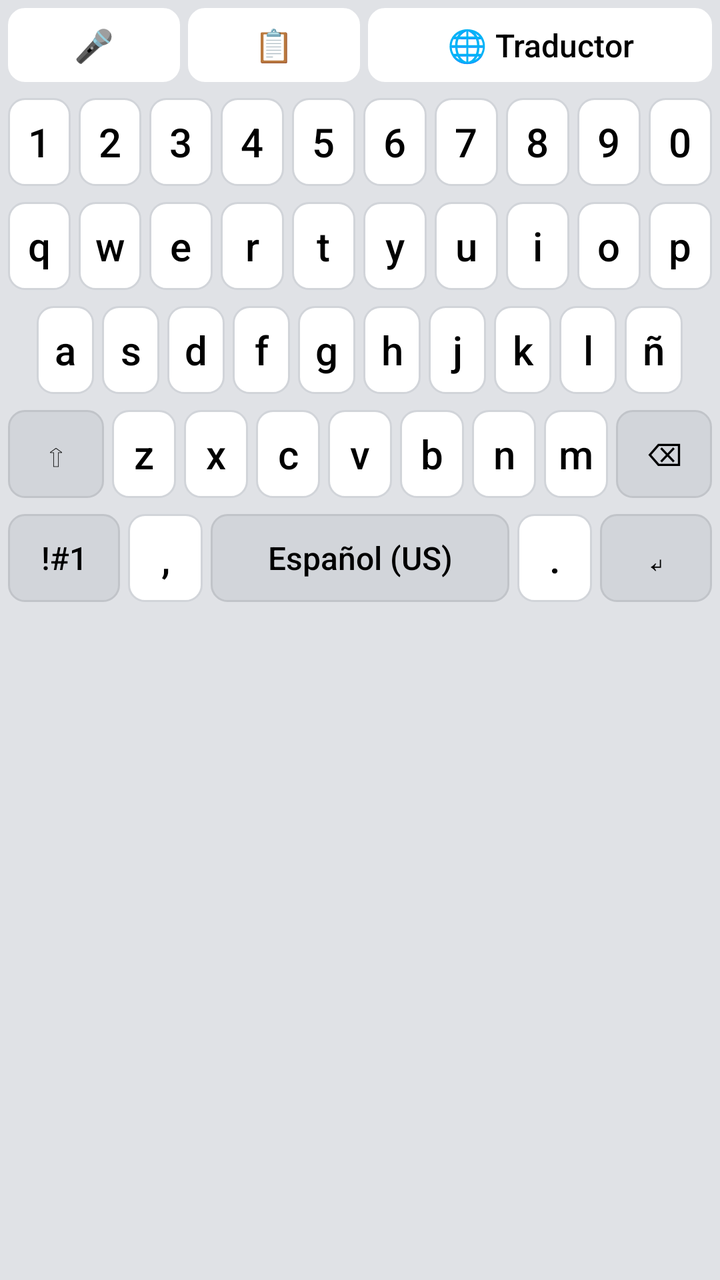
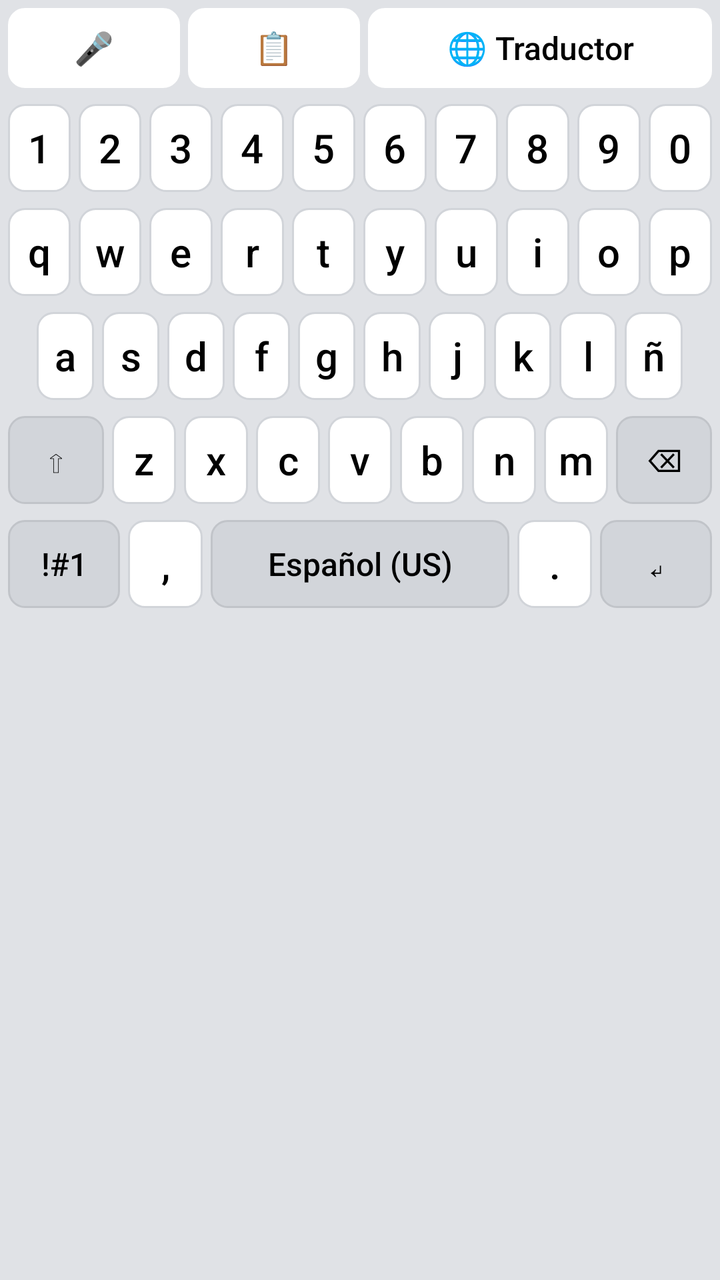

The first picture is an Android layout as it rendered before a commit; the second is the same layout after the commit. The layout source and the unified diff follow.
<!-- AndroidManifest.xml: application theme Theme.AppCompat.Light.DarkActionBar -->
<!-- res/layout/keyboard_layout.xml -->
<?xml version="1.0" encoding="utf-8"?>
<LinearLayout xmlns:android="http://schemas.android.com/apk/res/android"
    android:layout_width="match_parent"
    android:layout_height="wrap_content"
    android:orientation="vertical"
    android:background="#E0E2E6" 
    android:paddingBottom="8dp">

    
    <FrameLayout android:layout_width="match_parent" android:layout_height="45dp">
        
        <LinearLayout android:id="@+id/layout_top_bar" android:layout_width="match_parent" android:layout_height="match_parent" android:orientation="horizontal" android:padding="2dp">
            <Button android:id="@+id/btnMic1" android:tag="MIC" android:text="🎤" style="@style/KeyStyleAction" android:backgroundTint="#FFFFFF" android:layout_weight="1"/>
            <Button android:tag="CLIPBOARD" android:text="📋" style="@style/KeyStyleAction" android:backgroundTint="#FFFFFF" android:layout_weight="1"/>
            <Button android:tag="OPEN_TRANSLATOR" android:text="🌐 Traductor" style="@style/KeyStyleAction" android:backgroundTint="#FFFFFF" android:layout_weight="2"/>
        </LinearLayout>
        
        <LinearLayout android:id="@+id/layout_translator_bar" android:layout_width="match_parent" android:layout_height="match_parent" android:orientation="horizontal" android:visibility="gone" android:padding="2dp" android:background="#E0E2E6">
            <Button android:id="@+id/btnLangToggle" android:tag="IGNORE" android:text="ES ➔ EN" style="@style/KeyStyleAction" android:layout_width="wrap_content" android:layout_height="match_parent" />
            <Button android:id="@+id/btnTranslateSend" android:tag="IGNORE" android:text="✨ Traducir lo escrito" style="@style/KeyStyleAction" android:layout_width="0dp" android:layout_height="match_parent" android:layout_weight="1" android:backgroundTint="#2196F3" android:textColor="#FFFFFF" />
            <Button android:tag="CLOSE_TRANSLATOR" android:text="❌" style="@style/KeyStyleAction" android:layout_width="wrap_content" android:layout_height="match_parent" />
        </LinearLayout>
    </FrameLayout>

    
    <LinearLayout android:layout_width="match_parent" android:layout_height="52dp" android:orientation="horizontal" android:padding="2dp">
        <Button android:text="1" style="@style/KeyStyle" />
        <Button android:text="2" style="@style/KeyStyle" />
        <Button android:text="3" style="@style/KeyStyle" />
        <Button android:text="4" style="@style/KeyStyle" />
        <Button android:text="5" style="@style/KeyStyle" />
        <Button android:text="6" style="@style/KeyStyle" />
        <Button android:text="7" style="@style/KeyStyle" />
        <Button android:text="8" style="@style/KeyStyle" />
        <Button android:text="9" style="@style/KeyStyle" />
        <Button android:text="0" style="@style/KeyStyle" />
    </LinearLayout>

    <FrameLayout android:layout_width="match_parent" android:layout_height="wrap_content">
        
        <LinearLayout android:id="@+id/layout_letters" android:layout_width="match_parent" android:layout_height="wrap_content" android:orientation="vertical" android:visibility="visible">
            <LinearLayout android:layout_width="match_parent" android:layout_height="52dp" android:orientation="horizontal" android:padding="2dp">
                <Button android:text="q" style="@style/KeyStyle" />
                <Button android:text="w" style="@style/KeyStyle" />
                <Button android:text="e" style="@style/KeyStyle" />
                <Button android:text="r" style="@style/KeyStyle" />
                <Button android:text="t" style="@style/KeyStyle" />
                <Button android:text="y" style="@style/KeyStyle" />
                <Button android:text="u" style="@style/KeyStyle" />
                <Button android:text="i" style="@style/KeyStyle" />
                <Button android:text="o" style="@style/KeyStyle" />
                <Button android:text="p" style="@style/KeyStyle" />
            </LinearLayout>
            <LinearLayout android:layout_width="match_parent" android:layout_height="52dp" android:orientation="horizontal" android:padding="2dp">
                <View android:layout_width="0dp" android:layout_height="match_parent" android:layout_weight="0.5"/>
                <Button android:text="a" style="@style/KeyStyle" />
                <Button android:text="s" style="@style/KeyStyle" />
                <Button android:text="d" style="@style/KeyStyle" />
                <Button android:text="f" style="@style/KeyStyle" />
                <Button android:text="g" style="@style/KeyStyle" />
                <Button android:text="h" style="@style/KeyStyle" />
                <Button android:text="j" style="@style/KeyStyle" />
                <Button android:text="k" style="@style/KeyStyle" />
                <Button android:text="l" style="@style/KeyStyle" />
                <Button android:text="ñ" style="@style/KeyStyle" />
                <View android:layout_width="0dp" android:layout_height="match_parent" android:layout_weight="0.5"/>
            </LinearLayout>
            <LinearLayout android:layout_width="match_parent" android:layout_height="52dp" android:orientation="horizontal" android:padding="2dp">
                <Button android:tag="SHIFT" android:text="⇧" style="@style/KeyStyleAction" android:layout_weight="1.5" />
                <Button android:text="z" style="@style/KeyStyle" />
                <Button android:text="x" style="@style/KeyStyle" />
                <Button android:text="c" style="@style/KeyStyle" />
                <Button android:text="v" style="@style/KeyStyle" />
                <Button android:text="b" style="@style/KeyStyle" />
                <Button android:text="n" style="@style/KeyStyle" />
                <Button android:text="m" style="@style/KeyStyle" />
                <Button android:tag="DELETE" android:text="⌫" style="@style/KeyStyleAction" android:layout_weight="1.5" />
            </LinearLayout>
            <LinearLayout android:layout_width="match_parent" android:layout_height="52dp" android:orientation="horizontal" android:padding="2dp">
                <Button android:tag="MODE_SYM1" android:text="!#1" style="@style/KeyStyleAction" android:layout_weight="1.5" />
                <Button android:text="," style="@style/KeyStyle" android:layout_weight="1" />
                <Button android:tag="SPACE" android:text="Español (US)" style="@style/KeyStyleAction" android:layout_weight="4" />
                <Button android:text="." style="@style/KeyStyle" android:layout_weight="1" />
                <Button android:tag="ENTER" android:text="↵" style="@style/KeyStyleAction" android:layout_weight="1.5" />
            </LinearLayout>
        </LinearLayout>

        
        <LinearLayout android:id="@+id/layout_symbols_1" android:layout_width="match_parent" android:layout_height="wrap_content" android:orientation="vertical" android:visibility="gone">
            <LinearLayout android:layout_width="match_parent" android:layout_height="52dp" android:orientation="horizontal" android:padding="2dp">
                <Button android:text="+" style="@style/KeyStyle" />
                <Button android:text="×" style="@style/KeyStyle" />
                <Button android:text="÷" style="@style/KeyStyle" />
                <Button android:text="=" style="@style/KeyStyle" />
                <Button android:text="/" style="@style/KeyStyle" />
                <Button android:text="_" style="@style/KeyStyle" />
                <Button android:text="&lt;" style="@style/KeyStyle" />
                <Button android:text="&gt;" style="@style/KeyStyle" />
                <Button android:text="[" style="@style/KeyStyle" />
                <Button android:text="]" style="@style/KeyStyle" />
            </LinearLayout>
            <LinearLayout android:layout_width="match_parent" android:layout_height="52dp" android:orientation="horizontal" android:padding="2dp">
                <Button android:text="!" style="@style/KeyStyle" />
                <Button android:text="@" style="@style/KeyStyle" />
                <Button android:text="#" style="@style/KeyStyle" />
                <Button android:text="$" style="@style/KeyStyle" />
                <Button android:text="%" style="@style/KeyStyle" />
                <Button android:text="^" style="@style/KeyStyle" />
                <Button android:text="&amp;" style="@style/KeyStyle" />
                <Button android:text="*" style="@style/KeyStyle" />
                <Button android:text="(" style="@style/KeyStyle" />
                <Button android:text=")" style="@style/KeyStyle" />
            </LinearLayout>
            <LinearLayout android:layout_width="match_parent" android:layout_height="52dp" android:orientation="horizontal" android:padding="2dp">
                <Button android:tag="MODE_SYM2" android:text="1/2" style="@style/KeyStyleAction" android:layout_weight="1.5"/>
                <Button android:text="-" style="@style/KeyStyle" />
                <Button android:text="'" style="@style/KeyStyle" />
                <Button android:text="&quot;" style="@style/KeyStyle" />
                <Button android:text=":" style="@style/KeyStyle" />
                <Button android:text=";" style="@style/KeyStyle" />
                <Button android:text="?" style="@style/KeyStyle" />
                <Button android:tag="DELETE" android:text="⌫" style="@style/KeyStyleAction" android:layout_weight="1.5" />
            </LinearLayout>
            <LinearLayout android:layout_width="match_parent" android:layout_height="52dp" android:orientation="horizontal" android:padding="2dp">
                <Button android:tag="MODE_LETTERS" android:text="ABC" style="@style/KeyStyleAction" android:layout_weight="1.5" />
                <Button android:tag="MODE_NUMPAD" android:text="123" style="@style/KeyStyleAction" android:layout_weight="1" />
                <Button android:text="," style="@style/KeyStyle" android:layout_weight="1" />
                <Button android:tag="SPACE" android:text="Español (US)" style="@style/KeyStyleAction" android:layout_weight="3" />
                <Button android:text="." style="@style/KeyStyle" android:layout_weight="1" />
                <Button android:tag="ENTER" android:text="↵" style="@style/KeyStyleAction" android:layout_weight="1.5" />
            </LinearLayout>
        </LinearLayout>

        
        <LinearLayout android:id="@+id/layout_symbols_2" android:layout_width="match_parent" android:layout_height="wrap_content" android:orientation="vertical" android:visibility="gone">
            <LinearLayout android:layout_width="match_parent" android:layout_height="52dp" android:orientation="horizontal" android:padding="2dp">
                <Button android:text="`" style="@style/KeyStyle" />
                <Button android:text="~" style="@style/KeyStyle" />
                <Button android:text="\\" style="@style/KeyStyle" />
                <Button android:text="|" style="@style/KeyStyle" />
                <Button android:text="{" style="@style/KeyStyle" />
                <Button android:text="}" style="@style/KeyStyle" />
                <Button android:text="€" style="@style/KeyStyle" />
                <Button android:text="£" style="@style/KeyStyle" />
                <Button android:text="¥" style="@style/KeyStyle" />
                <Button android:text="₩" style="@style/KeyStyle" />
            </LinearLayout>
            <LinearLayout android:layout_width="match_parent" android:layout_height="52dp" android:orientation="horizontal" android:padding="2dp">
                <Button android:text="°" style="@style/KeyStyle" />
                <Button android:text="•" style="@style/KeyStyle" />
                <Button android:text="○" style="@style/KeyStyle" />
                <Button android:text="●" style="@style/KeyStyle" />
                <Button android:text="□" style="@style/KeyStyle" />
                <Button android:text="■" style="@style/KeyStyle" />
                <Button android:text="♤" style="@style/KeyStyle" />
                <Button android:text="♡" style="@style/KeyStyle" />
                <Button android:text="◇" style="@style/KeyStyle" />
                <Button android:text="♧" style="@style/KeyStyle" />
            </LinearLayout>
            <LinearLayout android:layout_width="match_parent" android:layout_height="52dp" android:orientation="horizontal" android:padding="2dp">
                <Button android:tag="MODE_SYM1" android:text="2/2" style="@style/KeyStyleAction" android:layout_weight="1.5"/>
                <Button android:text="☆" style="@style/KeyStyle" />
                <Button android:text="▪" style="@style/KeyStyle" />
                <Button android:text="¤" style="@style/KeyStyle" />
                <Button android:text="《" style="@style/KeyStyle" />
                <Button android:text="》" style="@style/KeyStyle" />
                <Button android:text="¡" style="@style/KeyStyle" />
                <Button android:text="¿" style="@style/KeyStyle" />
                <Button android:tag="DELETE" android:text="⌫" style="@style/KeyStyleAction" android:layout_weight="1.5" />
            </LinearLayout>
            <LinearLayout android:layout_width="match_parent" android:layout_height="52dp" android:orientation="horizontal" android:padding="2dp">
                <Button android:tag="MODE_LETTERS" android:text="ABC" style="@style/KeyStyleAction" android:layout_weight="1.5" />
                <Button android:tag="MODE_NUMPAD" android:text="123" style="@style/KeyStyleAction" android:layout_weight="1" />
                <Button android:text="," style="@style/KeyStyle" android:layout_weight="1" />
                <Button android:tag="SPACE" android:text="Español (US)" style="@style/KeyStyleAction" android:layout_weight="3" />
                <Button android:text="." style="@style/KeyStyle" android:layout_weight="1" />
                <Button android:tag="ENTER" android:text="↵" style="@style/KeyStyleAction" android:layout_weight="1.5" />
            </LinearLayout>
        </LinearLayout>

        
        <LinearLayout android:id="@+id/layout_numpad" android:layout_width="match_parent" android:layout_height="wrap_content" android:orientation="vertical" android:visibility="gone">
            <LinearLayout android:layout_width="match_parent" android:layout_height="55dp" android:orientation="horizontal" android:padding="2dp">
                <Button android:text="1" style="@style/KeyStyle" />
                <Button android:text="2" style="@style/KeyStyle" />
                <Button android:text="3" style="@style/KeyStyle" />
                <Button android:tag="DELETE" android:text="⌫" style="@style/KeyStyleAction" />
            </LinearLayout>
            <LinearLayout android:layout_width="match_parent" android:layout_height="55dp" android:orientation="horizontal" android:padding="2dp">
                <Button android:text="4" style="@style/KeyStyle" />
                <Button android:text="5" style="@style/KeyStyle" />
                <Button android:text="6" style="@style/KeyStyle" />
                <Button android:tag="ENTER" android:text="↵" style="@style/KeyStyleAction" />
            </LinearLayout>
            <LinearLayout android:layout_width="match_parent" android:layout_height="55dp" android:orientation="horizontal" android:padding="2dp">
                <Button android:text="7" style="@style/KeyStyle" />
                <Button android:text="8" style="@style/KeyStyle" />
                <Button android:text="9" style="@style/KeyStyle" />
                <Button android:text="-" style="@style/KeyStyleAction" />
            </LinearLayout>
            <LinearLayout android:layout_width="match_parent" android:layout_height="55dp" android:orientation="horizontal" android:padding="2dp">
                <Button android:tag="MODE_LETTERS" android:text="ABC" style="@style/KeyStyleAction" />
                <Button android:text="0" style="@style/KeyStyle" />
                <Button android:text="." style="@style/KeyStyleAction" />
                <Button android:tag="SPACE" android:text="Espacio" style="@style/KeyStyleAction" />
            </LinearLayout>
        </LinearLayout>

        
        <LinearLayout android:id="@+id/layout_clipboard" android:layout_width="match_parent" android:layout_height="250dp" android:orientation="vertical" android:visibility="gone" android:background="#121212">
            <LinearLayout android:layout_width="match_parent" android:layout_height="40dp" android:orientation="horizontal" android:padding="4dp" android:background="#1E1E1E">
                <TextView android:layout_width="0dp" android:layout_height="match_parent" android:layout_weight="1" android:text="Portapapeles" android:textStyle="bold" android:gravity="center_vertical" android:paddingStart="12dp" android:textColor="#FFFFFF"/>
                <Button android:tag="CLEAR_CLIPBOARD" android:text="🗑️ Limpiar" style="@style/KeyStyleAction" android:layout_width="wrap_content" android:layout_height="match_parent" android:layout_marginEnd="4dp" android:padding="4dp" />
                <Button android:tag="MODE_LETTERS" android:text="❌ Cerrar" style="@style/KeyStyleAction" android:layout_width="wrap_content" android:layout_height="match_parent" android:padding="4dp" />
            </LinearLayout>
            <FrameLayout android:layout_width="match_parent" android:layout_height="match_parent">
                <androidx.recyclerview.widget.RecyclerView android:id="@+id/keyboard_recycler_view" android:layout_width="match_parent" android:layout_height="match_parent" android:padding="4dp"/>
                <Button android:id="@+id/btnClipboardEnter" android:tag="ENTER" android:layout_width="50dp" android:layout_height="50dp" android:layout_gravity="bottom|end" android:layout_margin="16dp" android:background="@drawable/bg_fab" android:text="↵" android:textColor="#FFFFFF" android:textSize="24sp" android:elevation="6dp" />
            </FrameLayout>
        </LinearLayout>
    </FrameLayout>
</LinearLayout>
<!-- resources referenced by this layout -->
<resources>
  <!-- drawable bg_fab (drawable) -->
  <?xml version="1.0" encoding="utf-8"?>
  <shape xmlns:android="http://schemas.android.com/apk/res/android" android:shape="oval">
      <solid android:color="#2196F3" /> 
  </shape>
  <style name="KeyStyle" parent="Widget.AppCompat.Button">
          <item name="android:layout_width">0dp</item>
          <item name="android:layout_height">match_parent</item>
          <item name="android:layout_weight">1</item>
          
          <item name="android:layout_margin">2dp</item>
          <item name="android:background">@drawable/bg_key</item>
          <item name="android:textColor">#000000</item>
          <item name="android:textSize">20sp</item>
          <item name="android:textAllCaps">false</item>
          <item name="android:stateListAnimator">@null</item>
          
          <item name="android:minWidth">0dp</item>
          <item name="android:minHeight">0dp</item>
          <item name="android:padding">0dp</item>
          <item name="android:insetTop">0dp</item>
          <item name="android:insetBottom">0dp</item>
      </style>
  <style name="KeyStyleAction" parent="KeyStyle">
          <item name="android:background">@drawable/bg_key_action</item>
          <item name="android:textSize">16sp</item>
      </style>
  <!-- drawable bg_key (drawable) -->
  <?xml version="1.0" encoding="utf-8"?>
  <shape xmlns:android="http://schemas.android.com/apk/res/android">
      <solid android:color="#FFFFFF" />
      <corners android:radius="8dp" />
      <stroke android:width="1dp" android:color="#D1D4D9" />
  </shape>
  <!-- drawable bg_key_action (drawable) -->
  <?xml version="1.0" encoding="utf-8"?>
  <shape xmlns:android="http://schemas.android.com/apk/res/android">
      <solid android:color="#D2D5DA" />
      <corners android:radius="8dp" />
      <stroke android:width="1dp" android:color="#C1C4C9" />
  </shape>
</resources>

<!-- the commit's change to res/layout/keyboard_layout.xml (unified diff, before → after) -->
@@ -7,18 +7,19 @@
     android:paddingBottom="8dp">
 
     
-    <FrameLayout android:layout_width="match_parent" android:layout_height="45dp">
+    <FrameLayout android:layout_width="match_parent" android:layout_height="48dp">
         
         <LinearLayout android:id="@+id/layout_top_bar" android:layout_width="match_parent" android:layout_height="match_parent" android:orientation="horizontal" android:padding="2dp">
             <Button android:id="@+id/btnMic1" android:tag="MIC" android:text="🎤" style="@style/KeyStyleAction" android:backgroundTint="#FFFFFF" android:layout_weight="1"/>
             <Button android:tag="CLIPBOARD" android:text="📋" style="@style/KeyStyleAction" android:backgroundTint="#FFFFFF" android:layout_weight="1"/>
             <Button android:tag="OPEN_TRANSLATOR" android:text="🌐 Traductor" style="@style/KeyStyleAction" android:backgroundTint="#FFFFFF" android:layout_weight="2"/>
         </LinearLayout>
+
         
         <LinearLayout android:id="@+id/layout_translator_bar" android:layout_width="match_parent" android:layout_height="match_parent" android:orientation="horizontal" android:visibility="gone" android:padding="2dp" android:background="#E0E2E6">
-            <Button android:id="@+id/btnLangToggle" android:tag="IGNORE" android:text="ES ➔ EN" style="@style/KeyStyleAction" android:layout_width="wrap_content" android:layout_height="match_parent" />
-            <Button android:id="@+id/btnTranslateSend" android:tag="IGNORE" android:text="✨ Traducir lo escrito" style="@style/KeyStyleAction" android:layout_width="0dp" android:layout_height="match_parent" android:layout_weight="1" android:backgroundTint="#2196F3" android:textColor="#FFFFFF" />
-            <Button android:tag="CLOSE_TRANSLATOR" android:text="❌" style="@style/KeyStyleAction" android:layout_width="wrap_content" android:layout_height="match_parent" />
+            <Button android:id="@+id/btnLangToggle" android:tag="IGNORE" android:text="ES ➔ EN" style="@style/KeyStyleAction" android:layout_width="wrap_content" android:layout_height="match_parent" android:textSize="13sp" android:paddingStart="8dp" android:paddingEnd="8dp" />
+            <Button android:id="@+id/btnTranslateSend" android:tag="IGNORE" android:text="✨ Traducir texto" style="@style/KeyStyleAction" android:layout_width="0dp" android:layout_height="match_parent" android:layout_weight="1" android:backgroundTint="#2196F3" android:textColor="#FFFFFF" android:textSize="13sp" />
+            <Button android:tag="CLOSE_TRANSLATOR" android:text="❌" style="@style/KeyStyleAction" android:layout_width="wrap_content" android:layout_height="match_parent" android:paddingStart="12dp" android:paddingEnd="12dp" />
         </LinearLayout>
     </FrameLayout>
 
